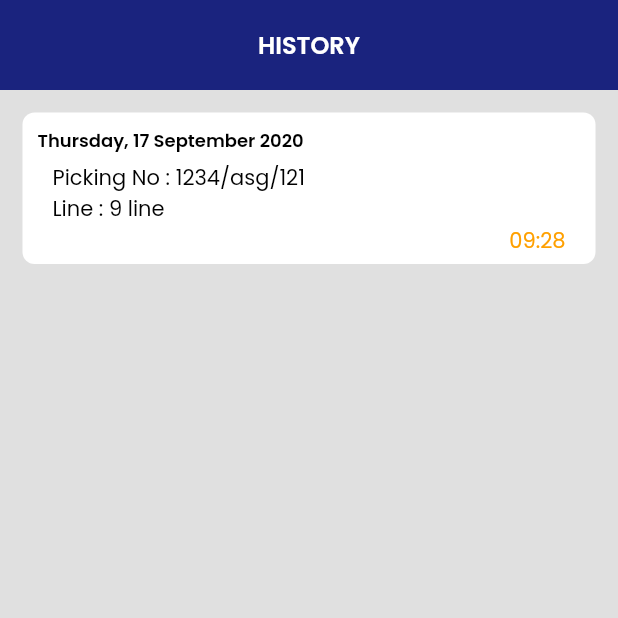
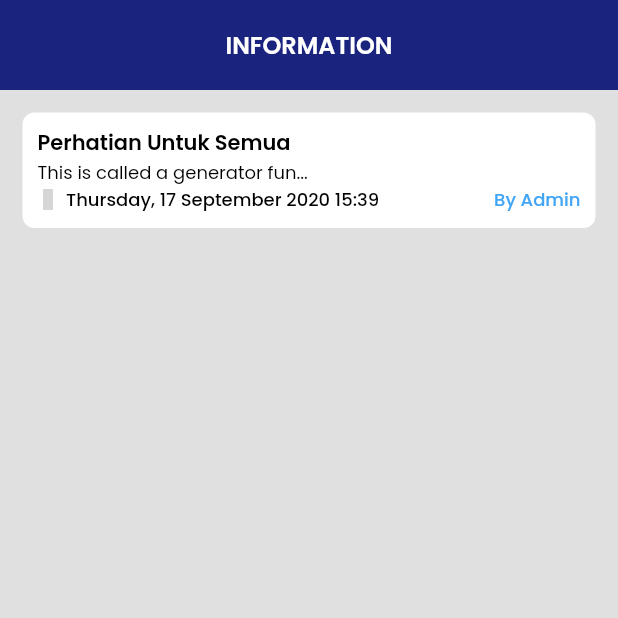
Before and after one commit to fathulaziss/asaba, a Flutter app: the screen it shows after launch, on a phone screen of 412 x 824 dp, the top half of it. Run offline on Flutter 3.47's test engine with Material 2 defaults, Android fonts, the phone set to English and light mode, and no system bars; our stand-ins replace google_fonts, material_design_icons_flutter, supercharged; grey boxes are pictures that could not be loaded.

Commit message:
adding information page

```diff
--- /dev/null
+++ b/lib/ui/pages/information_page.dart
@@ -0,0 +1,98 @@
+part of 'pages.dart';
+
+class InformationPage extends StatelessWidget {
+  @override
+  Widget build(BuildContext context) {
+    return Column(
+      children: [
+        // Header
+        Container(
+          width: double.infinity,
+          height: 60,
+          color: Colors.indigo[900],
+          child: Center(
+            child: Text(
+              "INFORMATION",
+              style: GoogleFonts.poppins(
+                  color: Colors.white,
+                  fontSize: 16,
+                  fontWeight: FontWeight.w600),
+            ),
+          ),
+        ),
+        // Content
+        Column(
+          children: [
+            // List Data
+            Container(
+              width: double.infinity,
+              margin: EdgeInsets.all(15),
+              decoration: BoxDecoration(
+                borderRadius: BorderRadius.circular(8),
+                color: Colors.white,
+              ),
+              child: Column(
+                crossAxisAlignment: CrossAxisAlignment.start,
+                children: [
+                  Container(
+                    margin: EdgeInsets.all(10),
+                    child: Column(
+                      crossAxisAlignment: CrossAxisAlignment.start,
+                      children: [
+                        Text(
+                          "Perhatian Untuk Semua",
+                          style: GoogleFonts.poppins(
+                              color: Colors.black,
+                              fontSize: 14,
+                              fontWeight: FontWeight.w600),
+                        ),
+                        Text(
+                          "This is called a generator fun...",
+                          style: GoogleFonts.poppins(
+                              color: Colors.black,
+                              fontSize: 12,
+                              fontWeight: FontWeight.w400),
+                        ),
+                        Row(
+                          mainAxisAlignment: MainAxisAlignment.spaceBetween,
+                          children: [
+                            Row(
+                              mainAxisAlignment: MainAxisAlignment.start,
+                              children: [
+                                Container(
+                                  margin: EdgeInsets.only(right: 5),
+                                  child: Icon(
+                                    MdiIcons.timelapse,
+                                    size: 14,
+                                  ),
+                                ),
+                                Text(
+                                  "Thursday, 17 September 2020 15:39",
+                                  style: GoogleFonts.poppins(
+                                      color: Colors.black,
+                                      fontSize: 12,
+                                      fontWeight: FontWeight.w500),
+                                ),
+                              ],
+                            ),
+                            Text(
+                              "By Admin",
+                              style: GoogleFonts.poppins(
+                                  color: Colors.blue[400],
+                                  fontSize: 12,
+                                  fontWeight: FontWeight.w500),
+                            )
+                          ],
+                        ),
+                      ],
+                    ),
+                  ),
+                ],
+              ),
+            ),
+          ],
+        ),
+      ],
+    );
+  }
+}
--- a/lib/ui/pages/main_page.dart
+++ b/lib/ui/pages/main_page.dart
@@ -20,11 +20,10 @@ class _MainPageState extends State<MainPage> {
           SafeArea(
             child: PageView(
               children: [
+                InformationPage(),
                 HistoryPage(),
                 DashboardPage(),
-
                 //TODO : Activity Page
-                //TODO : Message Page
                 //TODO : Profile Page
               ],
             ),
--- a/lib/ui/pages/pages.dart
+++ b/lib/ui/pages/pages.dart
@@ -8,3 +8,4 @@ part 'sign_in_page.dart';
 part 'dashboard_page.dart';
 part 'main_page.dart';
 part 'history_page.dart';
+part 'information_page.dart';
```
Also changed, not shown: 1 other file.
